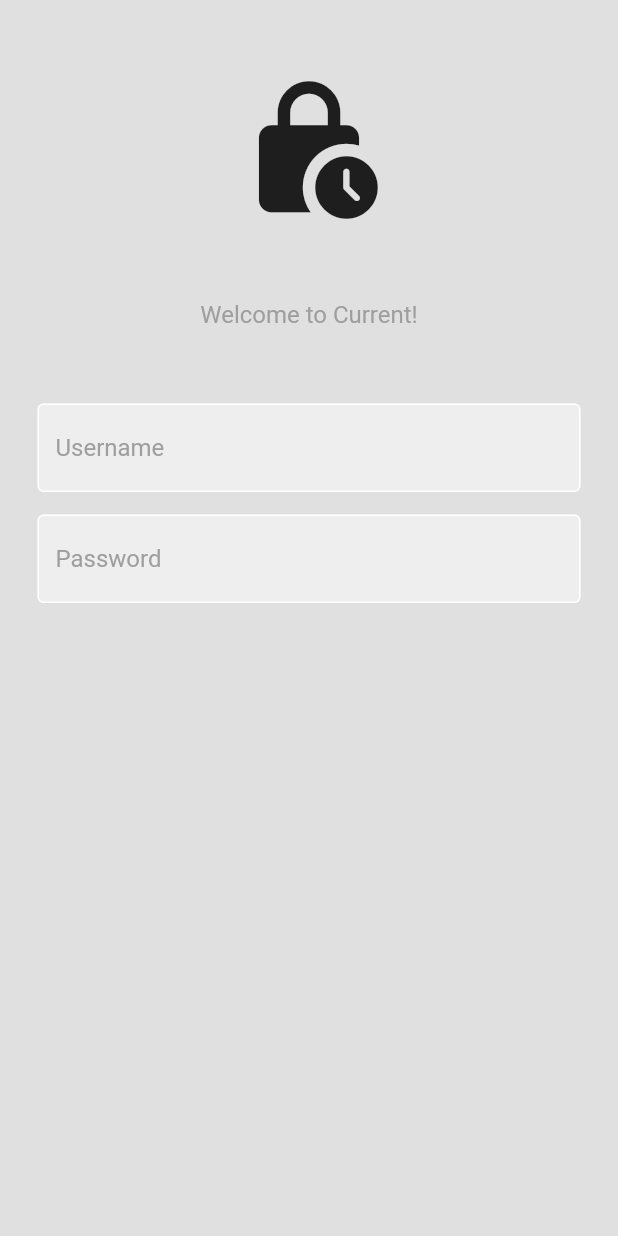
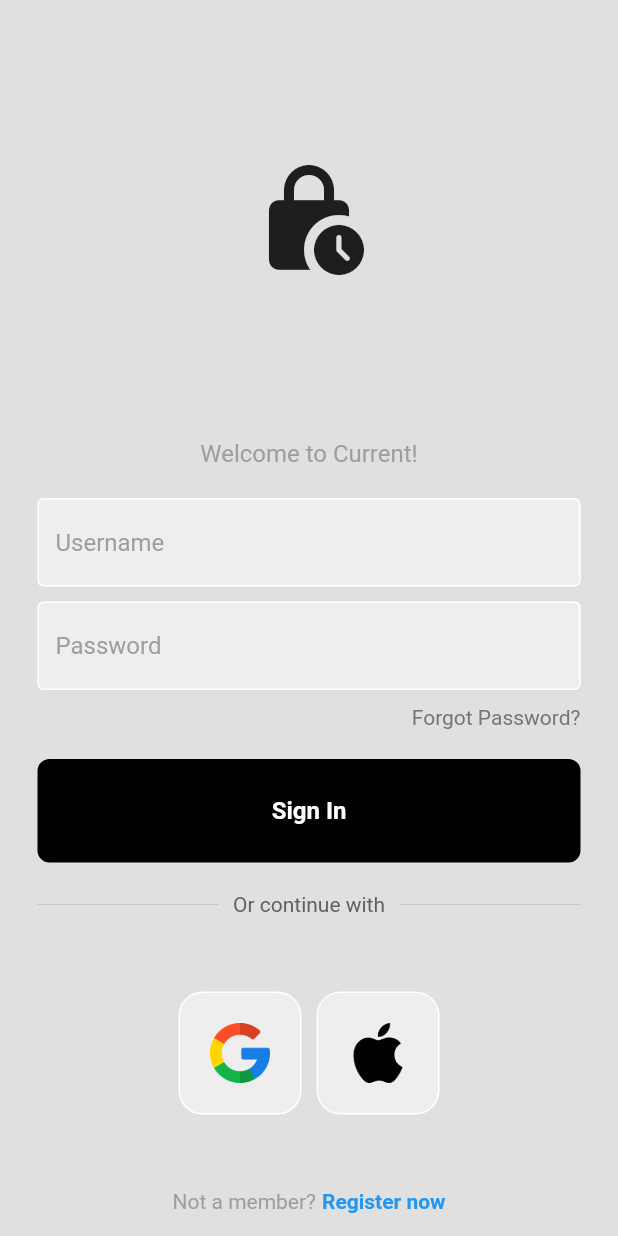
Before and after one commit to jerrychen-2018/Mood-Tracker-iOS-App, a Flutter app: the screen it shows after launch, on a phone screen of 412 x 824 dp. Run offline on Flutter 3.47's test engine with Material 2 defaults, Android fonts, the phone set to English and light mode, and no system bars.

Commit message:
new name

```diff
--- a/lib/Screens/Login/login_page.dart
+++ b/lib/Screens/Login/login_page.dart
@@ -1,10 +1,15 @@
-import 'package:current_v1/components/my_textfield.dart';
+import 'package:ebbnflow/components/my_textfield.dart';
 import 'package:flutter/material.dart';
+
+import '../../components/my_button.dart';
+import '../../components/square_tile.dart';
 
 class LoginPage extends StatelessWidget {
   LoginPage({super.key});
   final usernameController = TextEditingController();
   final passwordController = TextEditingController();
+
+  void signUserIn() {}
 
   @override
   Widget build(BuildContext context) {
@@ -13,18 +18,21 @@ class LoginPage extends StatelessWidget {
         body: SafeArea(
           child: Center(
             child: Column(
+              mainAxisAlignment: MainAxisAlignment.center,
               children: [
                 SizedBox(
-                  height: 50,
+                  height: 20,
                 ),
                 //logo
-                Icon(
-                  Icons.lock_clock_rounded,
-                  size: 100,
+                Expanded(
+                  child: Icon(
+                    Icons.lock_clock_rounded,
+                    size: 80,
+                  ),
                 ),
 
                 SizedBox(
-                  height: 50,
+                  height: 20,
                 ),
                 //welcome back
                 Text(
@@ -35,27 +43,124 @@ class LoginPage extends StatelessWidget {
                   ),
                 ),
                 SizedBox(
-                  height: 50,
+                  height: 20,
                 ),
 
                 //username textfield
+
                 MyTextField(
                   controller: usernameController,
                   hintText: "Username",
                   obscureText: false,
                 ),
+
                 SizedBox(
-                  height: 15,
+                  height: 10,
                 ),
                 //password textfield
+
                 MyTextField(
                   controller: passwordController,
                   hintText: "Password",
                   obscureText: true,
                 ),
+
+                const SizedBox(
+                  height: 10,
+                ),
+
+                //forgot password?
+                Padding(
+                  padding: const EdgeInsets.symmetric(horizontal: 25.0),
+                  child: Row(
+                    mainAxisAlignment: MainAxisAlignment.end,
+                    children: [
+                      Text(
+                        'Forgot Password?',
+                        style: TextStyle(color: Colors.grey[600]),
+                      )
+                    ],
+                  ),
+                ),
+
+                const SizedBox(
+                  height: 20,
+                ),
                 //signin button
+                MyButton(
+                  onTap: signUserIn,
+                ),
+
+                const SizedBox(
+                  height: 20,
+                ),
+
+                Padding(
+                  padding: const EdgeInsets.symmetric(horizontal: 25.0),
+                  child: Row(children: [
+                    Expanded(
+                      child: Divider(
+                        thickness: 0.5,
+                        color: Colors.grey[400],
+                      ),
+                    ),
+                    Padding(
+                      padding: const EdgeInsets.symmetric(horizontal: 10),
+                      child: Text('Or continue with',
+                          style: TextStyle(color: Colors.grey[700])),
+                    ),
+                    Expanded(
+                      child: Divider(
+                        thickness: 0.5,
+                        color: Colors.grey[400],
+                      ),
+                    ),
+                  ]),
+                ),
+
+                const SizedBox(
+                  height: 50,
+                ),
+
                 // or continue with google or apple
+                const Row(
+                  mainAxisAlignment: MainAxisAlignment.center,
+                  children: [
+                    // google button
+                    SquareTile(imagePath: 'lib/images/google.png'),
+                    SizedBox(
+                      width: 10,
+                    ),
+                    // apple button
+                    SquareTile(imagePath: 'lib/images/apple.png'),
+                  ],
+                ),
+
+                const SizedBox(
+                  height: 50,
+                ),
+
                 // not a member? register now
+                const Row(
+                  mainAxisAlignment: MainAxisAlignment.center,
+                  children: [
+                    Text(
+                      'Not a member?',
+                      style: TextStyle(color: Colors.grey),
+                    ),
+                    SizedBox(
+                      width: 4,
+                    ),
+                    Text(
+                      'Register now',
+                      style: TextStyle(
+                          color: Colors.blue, fontWeight: FontWeight.bold),
+                    ),
+                  ],
+                ),
+                SizedBox(
+                  height: 15,
+                )
               ],
             ),
           ),
--- a/lib/Screens/Welcome/welcome_page.dart
+++ b/lib/Screens/Welcome/welcome_page.dart
@@ -1,4 +1,4 @@
-import 'package:current_v1/Screens/Welcome/components/body.dart';
+import 'package:ebbnflow/Screens/Welcome/components/body.dart';
 import 'package:flutter/material.dart';
 
 class WelcomePage extends StatelessWidget {
--- /dev/null
+++ b/lib/components/my_button.dart
@@ -0,0 +1,29 @@
+import 'package:flutter/material.dart';
+
+class MyButton extends StatelessWidget {
+  final Function()? onTap;
+  const MyButton({super.key, required this.onTap});
+
+  @override
+  Widget build(BuildContext context) {
+    return GestureDetector(
+      onTap: onTap,
+      child: Container(
+        padding: const EdgeInsets.all(25),
+        margin: const EdgeInsets.symmetric(horizontal: 25),
+        decoration: BoxDecoration(
+            color: Colors.black, borderRadius: BorderRadius.circular(8)),
+        child: const Center(
+          child: Text(
+            "Sign In",
+            style: TextStyle(
+              color: Colors.white,
+              fontWeight: FontWeight.bold,
+              fontSize: 16,
+            ),
+          ),
+        ),
+      ),
+    );
+  }
+}
--- /dev/null
+++ b/lib/components/square_tile.dart
@@ -0,0 +1,22 @@
+import 'package:flutter/material.dart';
+
+class SquareTile extends StatelessWidget {
+  final String imagePath;
+  const SquareTile({super.key, required this.imagePath});
+
+  @override
+  Widget build(BuildContext context) {
+    return Container(
+      padding: EdgeInsets.all(20),
+      decoration: BoxDecoration(
+        border: Border.all(color: Colors.white),
+        borderRadius: BorderRadius.circular(16),
+        color: Colors.grey[200],
+      ),
+      child: Image.asset(
+        imagePath,
+        height: 40,
+      ),
+    );
+  }
+}
--- a/pubspec.yaml
+++ b/pubspec.yaml
@@ -1,4 +1,4 @@
-name: current_v1
+name: ebbnflow
 description: A new Flutter project.
 # The following line prevents the package from being accidentally published to
 # pub.dev using `flutter pub publish`. This is preferred for private packages.
```
Also changed, not shown: 2 other files.
